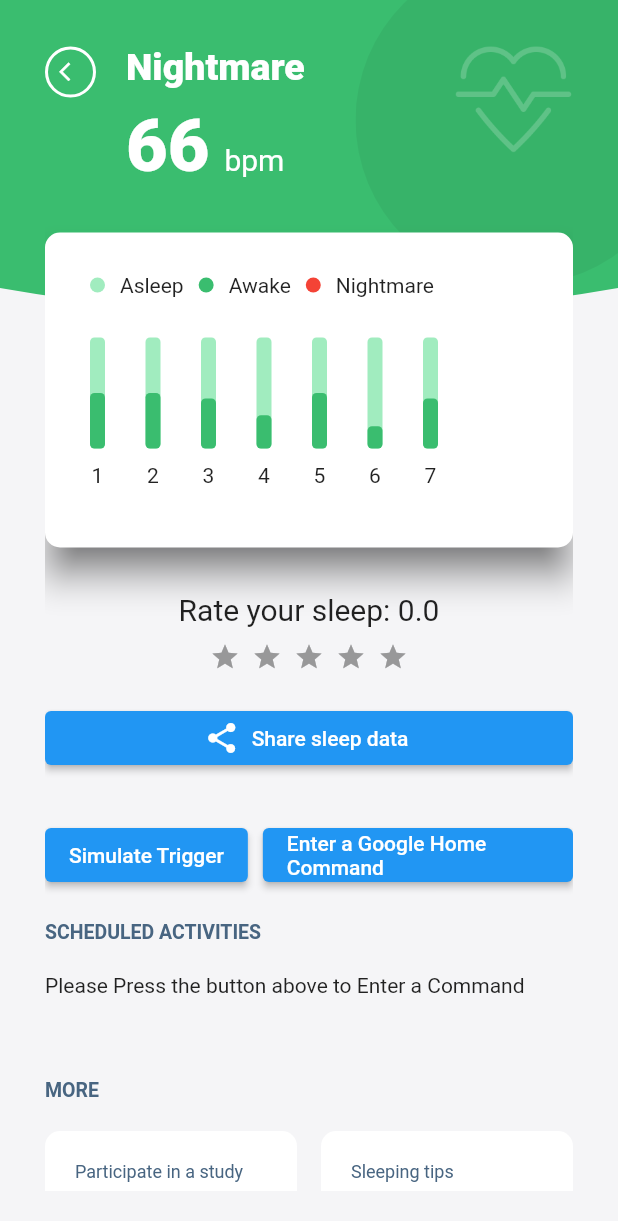
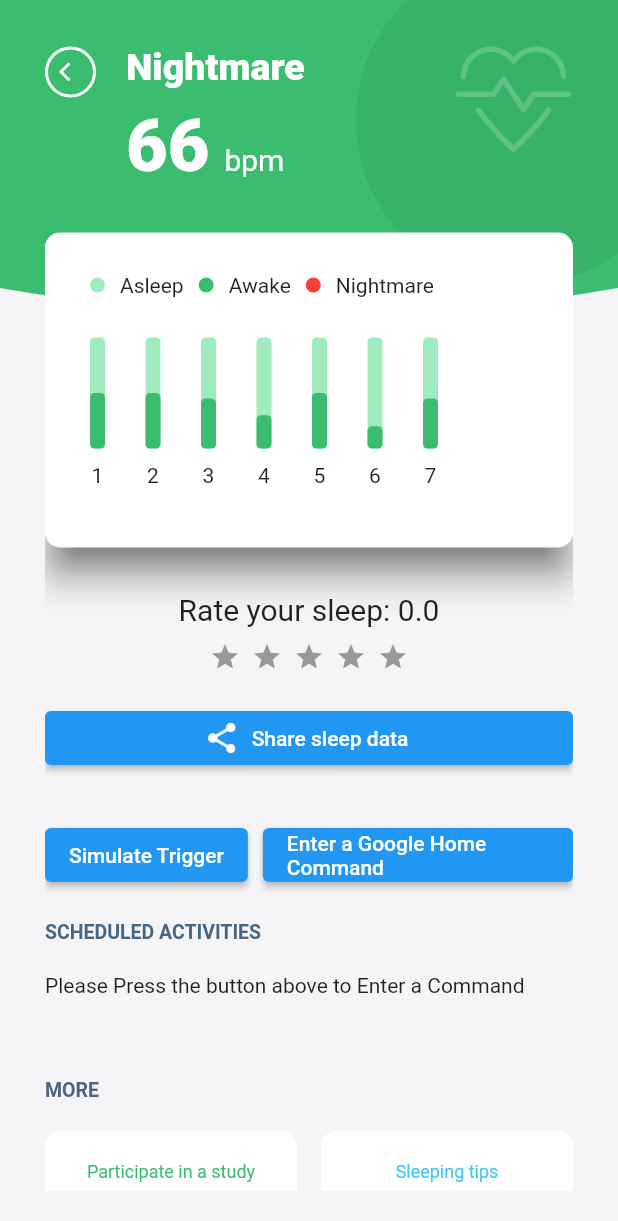
Before and after one commit to OkekeFabian/stressApp, a Flutter app: the DetailScreen screen opened directly, on a phone screen of 412 x 824 dp. Shown: the top 1221 px of the screen. Run offline on Flutter 3.47's test engine with Material 2 defaults, Android fonts, the phone set to English and light mode, and no system bars; drawn by our look-alikes of flutter_rating_bar; our stand-ins replace flutter_tts, introduction_screen, keyboard_dismisser, lottie.

Commit message:
color update

```diff
--- a/lib/screens/detail_screen.dart
+++ b/lib/screens/detail_screen.dart
@@ -404,7 +404,7 @@ class _DetailScreenState extends State<DetailScreen> {
                       default:
                         return GridItem(
                           status: "Sleeping tips",
-                          color: Constants.darkOrange,
+                          color: Constants.lightBlue,
                           image: "assets/icons/sleep.jpeg",
                           title: "Sleeping Tips",
                           content:
--- a/lib/widgets/grid_item.dart
+++ b/lib/widgets/grid_item.dart
@@ -59,15 +59,11 @@ class GridItem extends StatelessWidget {
             child: Column(
               crossAxisAlignment: CrossAxisAlignment.center,
               children: [
-                Row(
-                  mainAxisAlignment: MainAxisAlignment.spaceBetween,
-                  children: [
-                    Text(
-                      status,
-                      style:
-                          TextStyle(fontSize: 12, color: Constants.textPrimary),
-                    ),
-                  ],
+                Center(
+                  child: Text(
+                    status,
+                    style: TextStyle(fontSize: 12, color: color),
+                  ),
                 ),
                 const SizedBox(height: 10),
                 Row(
```
